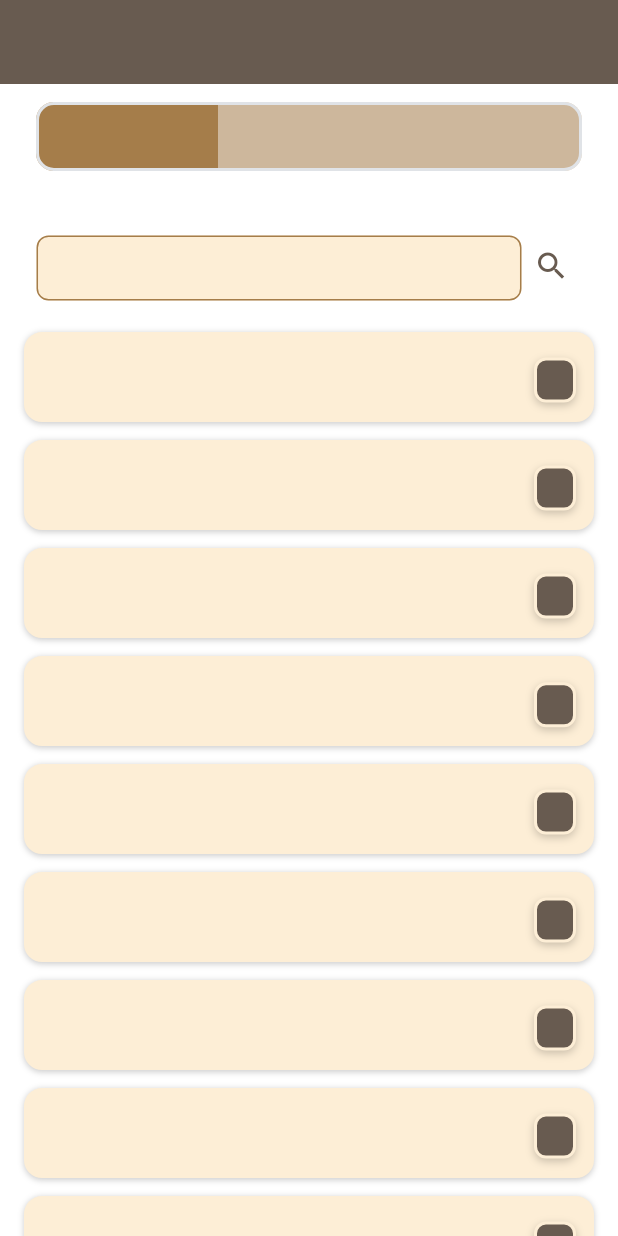
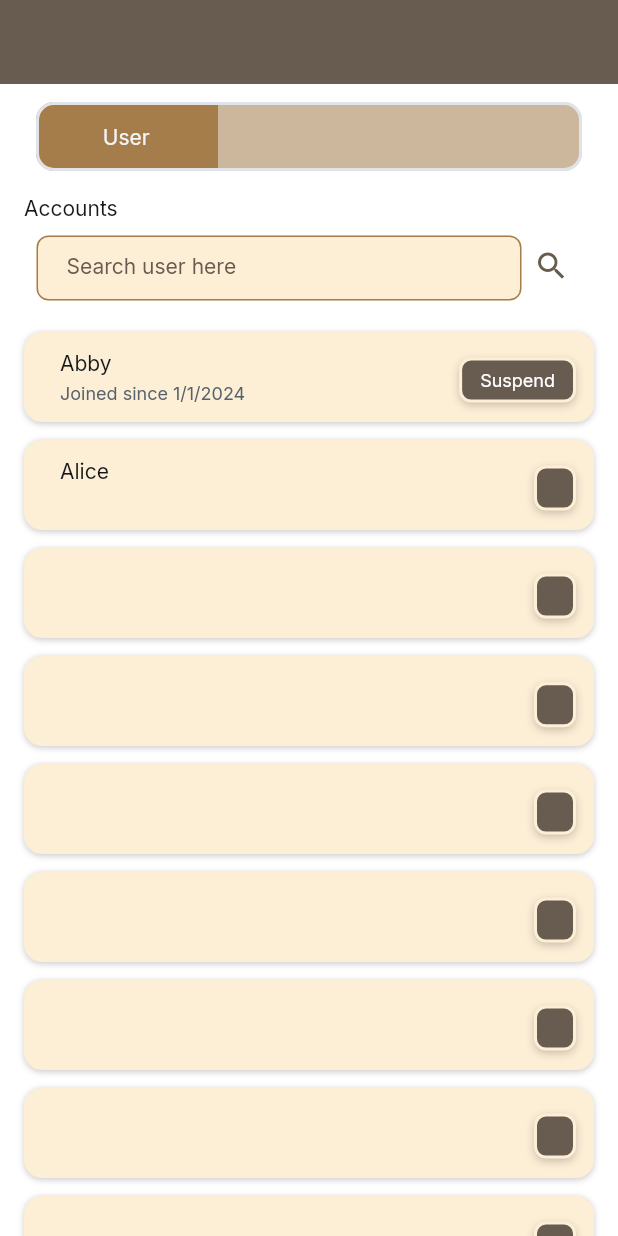
Before and after one commit to rexkan/Pakaije, a Flutter app: the AccountManagementWidget screen opened by its route, on a phone screen of 412 x 824 dp. Run offline on Flutter 3.47's test engine with Material 3 defaults, Android fonts, the phone set to English and light mode, and no system bars; our stand-ins replace auto_size_text, cached_network_image, cloud_firestore, dropdown_button2, equatable, file_picker and 21 more; missing offline and left inert: json_path, mime_type; accounts and stored records are empty.

Commit message:
Update internationalization.dart

```diff
--- a/lib/flutter_flow/internationalization.dart
+++ b/lib/flutter_flow/internationalization.dart
@@ -618,31 +618,31 @@
   {
     'lje39ygt': {
       'zh_Hans': 'User',
-      'en': '',
+      'en': 'User',
     },
     'ykuz0p52': {
       'zh_Hans': 'Accounts',
-      'en': '',
+      'en': 'Accounts',
     },
     'zpml24qc': {
       'zh_Hans': 'Search user here',
-      'en': '',
+      'en': 'Search user here',
     },
     '5v79c0kn': {
       'zh_Hans': 'Abby',
-      'en': '',
+      'en': 'Abby',
     },
     '95flk64i': {
       'zh_Hans': 'Joined since 1/1/2024',
-      'en': '',
+      'en': 'Joined since 1/1/2024',
     },
     '7sqi7e8s': {
       'zh_Hans': 'Suspend',
-      'en': '',
+      'en': 'Suspend',
     },
     '8u8xgpp9': {
       'zh_Hans': 'Alice',
-      'en': '',
+      'en': 'Alice',
     },
     'gsan4iwo': {
       'zh_Hans': 'Joined since 1/1/2024',
```
